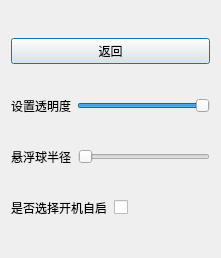
Old version of the form AppeaRemind/settingdia.ui in the repository yzc0731/copy_from_xiang.
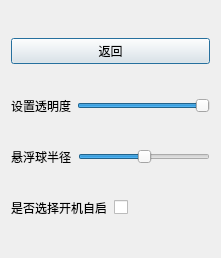
New version of the form.

```diff
--- a/AppeaRemind/settingdia.ui
+++ b/AppeaRemind/settingdia.ui
@@ -65,6 +65,9 @@
        <property name="maximum">
         <number>70</number>
        </property>
+       <property name="value">
+        <number>50</number>
+       </property>
        <property name="orientation">
         <enum>Qt::Horizontal</enum>
        </property>
```
